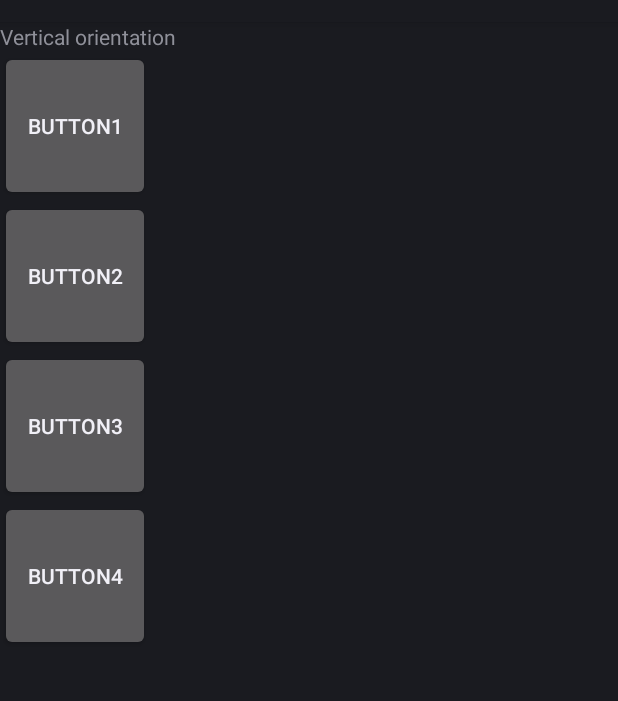
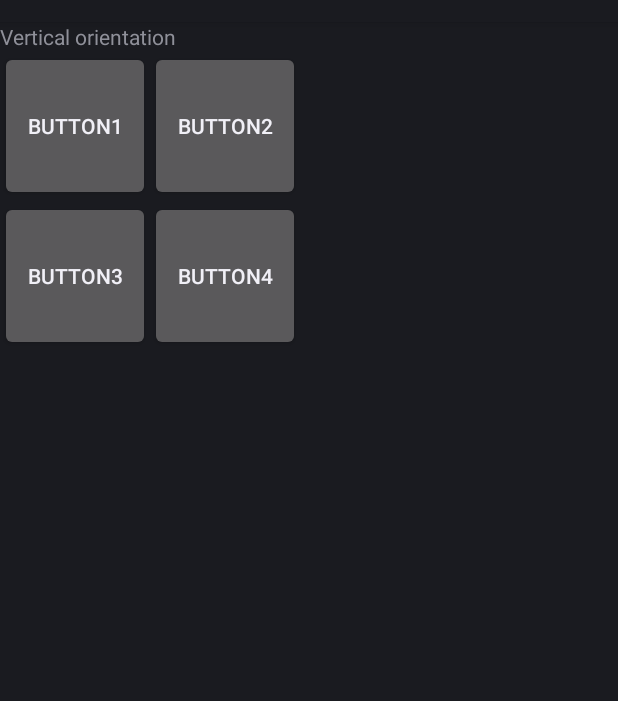
Before and after one commit to timoxino/StartAndroid, an Android app: the screen it shows after launch (MainActivity), on a phone screen of 412 x 824 dp, the part 62-763 px from its top. Run offline under Robolectric (Android 15) with nearby library versions, the phone set to English and light mode, and no system bars.

Commit message:
Used combination of linear layouts with horizontal and vertical orientation

```diff
--- a/StartAndroid/src/main/res/layout/myscreen.xml
+++ b/StartAndroid/src/main/res/layout/myscreen.xml
@@ -15,7 +15,7 @@
       android:layout_width="match_parent"
       android:layout_height="wrap_content"
       android:id="@+id/linearLayout1"
-      android:orientation="vertical">
+      android:orientation="horizontal">
 
     <Button
         android:layout_width="100dp"
@@ -29,6 +29,13 @@
         android:id="@+id/button2"
         android:text="Button2"/>
 
+  </LinearLayout>
+
+  <LinearLayout
+      android:orientation="horizontal"
+      android:layout_width="fill_parent"
+      android:layout_height="fill_parent">
+
     <Button
         android:layout_width="100dp"
         android:layout_height="100dp"
@@ -40,7 +47,6 @@
         android:layout_height="100dp"
         android:id="@+id/button4"
         android:text="Button4"/>
-
   </LinearLayout>
 
 </LinearLayout>
```
